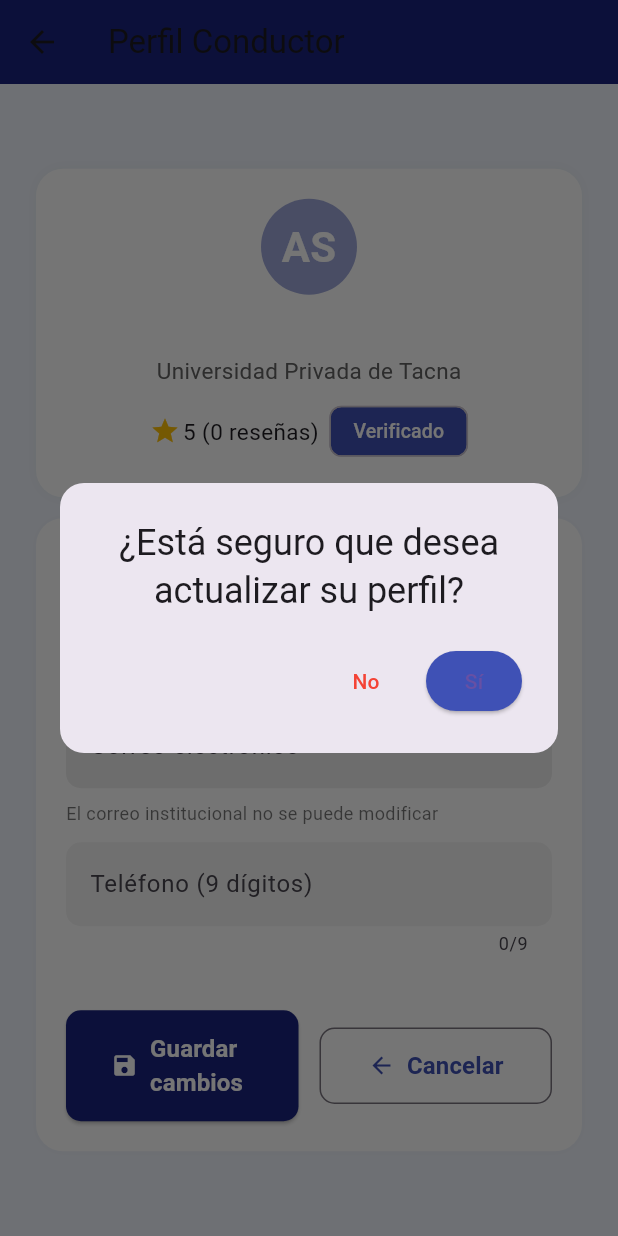
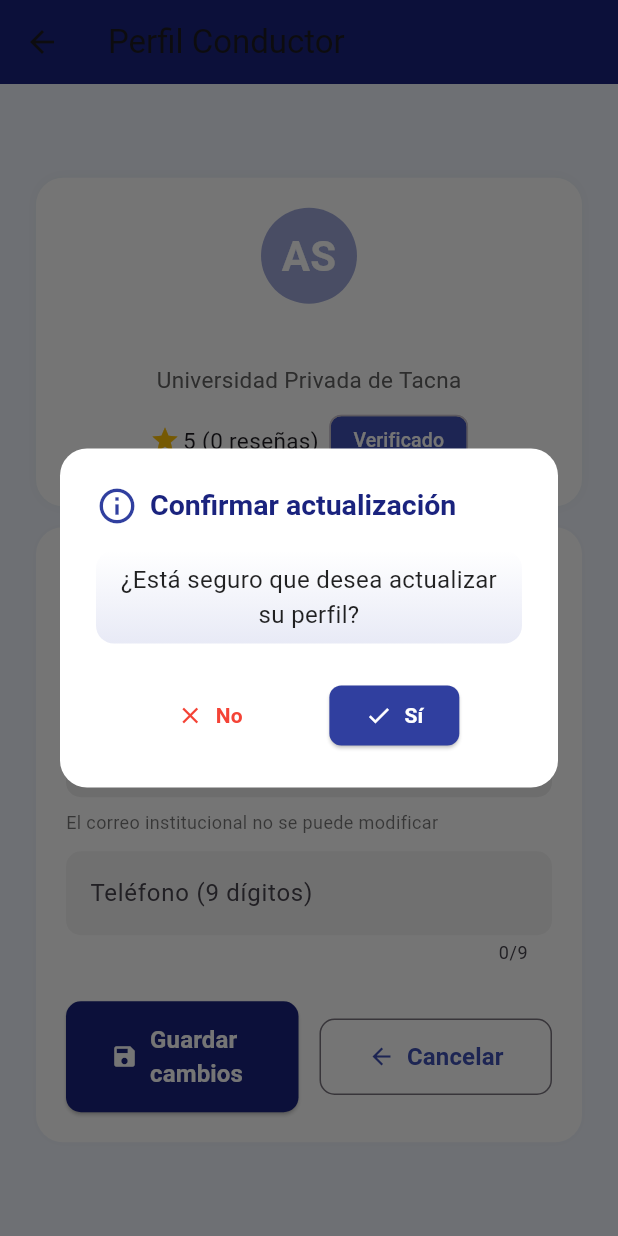
Before and after one commit to Marant7/MovUni, a Flutter app: the ProfileEditPage screen opened directly, after a tap on "Editar Perfil", after a tap on "Guardar cambios", on a phone screen of 412 x 824 dp. Run offline on Flutter 3.47's test engine with Material 3 defaults, Android fonts, the phone set to English and light mode, and no system bars; our stand-ins replace cloud_firestore, firebase_auth, firebase_core, introduction_screen, shared_preferences; accounts and stored records are empty.

Commit message:
Crear componentes de retroalimentación visual para confirmación de cambios - PBI-004

```diff
--- a/lib/profile_edit.dart
+++ b/lib/profile_edit.dart
@@ -43,30 +43,164 @@ class _ProfileEditPageState extends State<ProfileEditPage> {
     _loadUserData();
   }
 
-  // Diálogo para confirmar actualización
+  // Diálogo para confirmar actualización (mejor diseño, fondo blanco y azul)
   void _confirmarActualizacion() {
     showDialog(
       context: context,
       builder: (context) => AlertDialog(
-        title: const Text('¿Está seguro que desea actualizar su perfil?', textAlign: TextAlign.center),
+        backgroundColor: Colors.white,
+        title: Row(
+          children: [
+            Icon(Icons.info_outline, color: Colors.indigo[700], size: 28),
+            SizedBox(width: 8),
+            Expanded(
+              child: Text(
+                'Confirmar actualización',
+                style: TextStyle(
+                  fontWeight: FontWeight.bold,
+                  color: Colors.indigo[900],
+                  fontSize: 19
+                ),
+              ),
+            ),
+          ],
+        ),
+        content: Container(
+          decoration: BoxDecoration(
+            gradient: LinearGradient(
+              colors: [Colors.white, Colors.indigo.shade50],
+              begin: Alignment.topCenter,
+              end: Alignment.bottomCenter,
+            ),
+            borderRadius: BorderRadius.circular(12),
+          ),
+          padding: EdgeInsets.all(8),
+          child: Text(
+            '¿Está seguro que desea actualizar su perfil?',
+            style: TextStyle(fontSize: 16, color: Colors.black87),
+            textAlign: TextAlign.center,
+          ),
+        ),
+        actionsAlignment: MainAxisAlignment.spaceEvenly,
         actions: [
-          TextButton(
+          TextButton.icon(
+            icon: Icon(Icons.close, color: Colors.red),
+            label: Text('No', style: TextStyle(color: Colors.red, fontWeight: FontWeight.bold)),
             onPressed: () {
               Navigator.of(context).pop();
               setState(() { _editMode = false; });
             },
-            child: const Text('No', style: TextStyle(color: Colors.red)),
           ),
-          ElevatedButton(
-            style: ElevatedButton.styleFrom(backgroundColor: Colors.indigo),
+          ElevatedButton.icon(
+            icon: Icon(Icons.check, color: Colors.white),
+            style: ElevatedButton.styleFrom(
+              backgroundColor: Colors.indigo[700],
+              shape: RoundedRectangleBorder(borderRadius: BorderRadius.circular(8)),
+              padding: EdgeInsets.symmetric(horizontal: 24, vertical: 10),
+            ),
+            label: Text('Sí', style: TextStyle(color: Colors.white, fontWeight: FontWeight.bold)),
             onPressed: () {
               Navigator.of(context).pop();
               _guardarPerfil();
             },
-            child: const Text('Sí'),
           ),
         ],
-        shape: RoundedRectangleBorder(borderRadius: BorderRadius.circular(16)),
+        shape: RoundedRectangleBorder(borderRadius: BorderRadius.circular(18)),
+      ),
+    );
+  }
+
+  // Mensaje de éxito con diseño fondo blanco y azul
+  void _mensajeExito(String mensaje) {
+    showDialog(
+      context: context,
+      builder: (context) => AlertDialog(
+        backgroundColor: Colors.white,
+        contentPadding: EdgeInsets.symmetric(vertical: 28, horizontal: 18),
+        content: Container(
+          decoration: BoxDecoration(
+            gradient: LinearGradient(
+              colors: [Colors.white, Colors.indigo.shade50],
+              begin: Alignment.topCenter,
+              end: Alignment.bottomCenter,
+            ),
+            borderRadius: BorderRadius.circular(12),
+          ),
+          padding: EdgeInsets.all(8),
+          child: Column(
+            mainAxisSize: MainAxisSize.min,
+            children: [
+              Icon(Icons.check_circle_outline, color: Colors.green[600], size: 48),
+              SizedBox(height: 10),
+              Text(
+                mensaje,
+                textAlign: TextAlign.center,
+                style: TextStyle(
+                  fontWeight: FontWeight.bold,
+                  fontSize: 19,
+                  color: Colors.indigo[900],
+                ),
+              ),
+            ],
+          ),
+        ),
+        actions: [
+          TextButton(
+            child: Text('OK', style: TextStyle(fontWeight: FontWeight.bold, color: Colors.indigo[700], fontSize: 16)),
+            onPressed: () {
+              Navigator.of(context).pop();
+              setState(() { _editMode = false; });
+            },
+          ),
+        ],
+        shape: RoundedRectangleBorder(borderRadius: BorderRadius.circular(18)),
+      ),
+    );
+  }
+
+  // Mensaje de error con diseño fondo blanco y azul
+  void _mensajeError(String mensaje) {
+    showDialog(
+      context: context,
+      builder: (context) => AlertDialog(
+        backgroundColor: Colors.white,
+        contentPadding: EdgeInsets.symmetric(vertical: 28, horizontal: 18),
+        content: Container(
+          decoration: BoxDecoration(
+            gradient: LinearGradient(
+              colors: [Colors.white, Colors.blue.shade50],
+              begin: Alignment.topCenter,
+              end: Alignment.bottomCenter,
+            ),
+            borderRadius: BorderRadius.circular(12),
+          ),
+          padding: EdgeInsets.all(8),
+          child: Column(
+            mainAxisSize: MainAxisSize.min,
+            children: [
+              Icon(Icons.error_outline, color: Colors.red[700], size: 48),
+              SizedBox(height: 10),
+              Text(
+                mensaje,
+                textAlign: TextAlign.center,
+                style: TextStyle(
+                  fontWeight: FontWeight.bold,
+                  fontSize: 17,
+                  color: Colors.red[900],
+                ),
+              ),
+            ],
+          ),
+        ),
+        actions: [
+          TextButton(
+            child: Text('Cerrar', style: TextStyle(fontWeight: FontWeight.bold, color: Colors.red[700], fontSize: 16)),
+            onPressed: () {
+              Navigator.of(context).pop();
+            },
+          ),
+        ],
+        shape: RoundedRectangleBorder(borderRadius: BorderRadius.circular(18)),
       ),
     );
   }
@@ -79,24 +213,21 @@ class _ProfileEditPageState extends State<ProfileEditPage> {
 
     // Validación
     if (nombres.isEmpty || apellidos.isEmpty || telefono.isEmpty) {
-      setState(() { _errorMessage = 'Todos los campos son obligatorios.'; });
+      _mensajeError('Todos los campos son obligatorios.');
       return;
     }
-    // Solo letras en nombres y apellidos (puedes ajustar el regex para admitir tildes y ñ)
     if (!RegExp(r"^[a-zA-ZáéíóúÁÉÍÓÚñÑ ]+$").hasMatch(nombres)) {
-      setState(() { _errorMessage = 'Nombres solo debe contener letras.'; });
+      _mensajeError('Nombres solo debe contener letras.');
       return;
     }
     if (!RegExp(r"^[a-zA-ZáéíóúÁÉÍÓÚñÑ ]+$").hasMatch(apellidos)) {
-      setState(() { _errorMessage = 'Apellidos solo debe contener letras.'; });
+      _mensajeError('Apellidos solo debe contener letras.');
       return;
     }
-    // Solo números y longitud 9 en teléfono
     if (!RegExp(r'^\d{9}$').hasMatch(telefono)) {
-      setState(() { _errorMessage = 'El teléfono debe tener 9 dígitos y solo números.'; });
+      _mensajeError('El teléfono debe tener 9 dígitos y solo números.');
       return;
     }
-    setState(() { _errorMessage = null; });
 
     final user = FirebaseAuth.instance.currentUser;
     if (user == null) return;
@@ -109,22 +240,7 @@ class _ProfileEditPageState extends State<ProfileEditPage> {
       'tipo': widget.userType,
     }, SetOptions(merge: true));
 
-    // Mensaje de éxito
-    showDialog(
-      context: context,
-      builder: (context) => AlertDialog(
-        content: const Text('Perfil actualizado correctamente', textAlign: TextAlign.center, style: TextStyle(fontWeight: FontWeight.bold)),
-        actions: [
-          TextButton(
-            onPressed: () {
-              Navigator.of(context).pop();
-              setState(() { _editMode = false; });
-            },
-            child: const Text('OK', style: TextStyle(fontWeight: FontWeight.bold)),
-          ),
-        ],
-      ),
-    );
+    _mensajeExito('¡Perfil actualizado correctamente!');
   }
 
   // Card de perfil (vista no editable)
@@ -333,7 +449,7 @@ class _ProfileEditPageState extends State<ProfileEditPage> {
                     child: TextField(
                       controller: _nombreController,
                       inputFormatters: [
-                        FilteringTextInputFormatter.allow(RegExp(r"[a-zA-ZáéíóúÁÉÍÓÚñÑ ]")), // Solo letras y espacios
+                        FilteringTextInputFormatter.allow(RegExp(r"[a-zA-ZáéíóúÁÉÍÓÚñÑ ]")),
                       ],
                       decoration: InputDecoration(
                         labelText: 'Nombres',
@@ -348,7 +464,7 @@ class _ProfileEditPageState extends State<ProfileEditPage> {
                     child: TextField(
                       controller: _apellidosController,
                       inputFormatters: [
-                        FilteringTextInputFormatter.allow(RegExp(r"[a-zA-ZáéíóúÁÉÍÓÚñÑ ]")), // Solo letras y espacios
+                        FilteringTextInputFormatter.allow(RegExp(r"[a-zA-ZáéíóúÁÉÍÓÚñÑ ]")),
                       ],
                       decoration: InputDecoration(
                         labelText: 'Apellidos',
@@ -388,15 +504,6 @@ class _ProfileEditPageState extends State<ProfileEditPage> {
                   border: OutlineInputBorder(borderRadius: BorderRadius.circular(10), borderSide: BorderSide.none),
                 ),
               ),
-              const SizedBox(height: 12),
-              if (_errorMessage != null)
-                Padding(
-                  padding: const EdgeInsets.only(top: 10.0),
-                  child: Text(
-                    _errorMessage!,
-                    style: const TextStyle(color: Colors.red, fontSize: 14),
-                  ),
-                ),
               const SizedBox(height: 24),
               Row(
                 children: [
```
